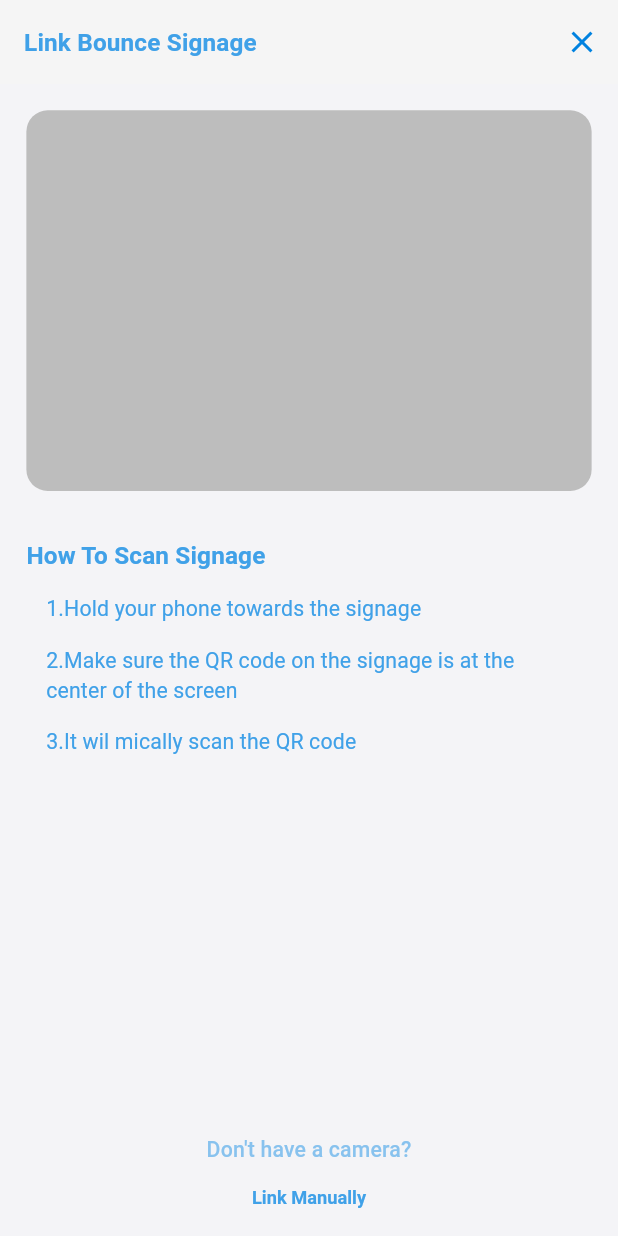
After one commit to sohanthink/cenith-merchant, a Flutter app: the ReadyToLinkView screen opened directly, on a phone screen of 412 x 824 dp. The commit adds this screen. Run offline on Flutter 3.47's test engine with Material 3 defaults, Android fonts, the light colour scheme and no system bars; our stand-ins replace fl_chart, flutter_screenutil, flutter_svg, get, intl_phone_field, table_calendar; missing offline and left inert: mobile_scanner; project files that could hold a hidden picture were left out.

Commit message:
link bounce signage node screen =>ready to link screen done

```diff
--- a/lib/core/routes/app_routes.dart
+++ b/lib/core/routes/app_routes.dart
@@ -9,6 +9,7 @@ import 'package:cenith_marchent/features/more/view/edit_profile_view.dart';
 import 'package:cenith_marchent/features/more/view/profile_view.dart';
 import 'package:cenith_marchent/features/store/view/benefits_of_linking_signage_view.dart';
 import 'package:cenith_marchent/features/store/view/link_bounce_signage.dart';
+import 'package:cenith_marchent/features/store/view/ready_to_link_view.dart';
 import 'package:flutter/material.dart';
 
 class AppRoutes {
@@ -37,6 +38,8 @@ class AppRoutes {
       screenWidget = BenefitsOfLinkingSignageView();
     } else if (settings.name == LinkBounceSignage.name) {
       screenWidget = LinkBounceSignage();
+    } else if (settings.name == ReadyToLinkView.name) {
+      screenWidget = ReadyToLinkView();
     }
     return MaterialPageRoute(builder: (context) => screenWidget);
   }
--- a/lib/features/store/view/link_bounce_signage.dart
+++ b/lib/features/store/view/link_bounce_signage.dart
@@ -3,6 +3,7 @@ import 'package:cenith_marchent/core/constants/asstes_path/icons_path.dart';
 import 'package:cenith_marchent/core/constants/asstes_path/image_paths.dart';
 import 'package:cenith_marchent/core/theme/text_theme.dart';
 import 'package:cenith_marchent/features/home/view/home_view.dart';
+import 'package:cenith_marchent/features/store/view/ready_to_link_view.dart';
 import 'package:cenith_marchent/features/store/view/signage_view.dart';
 import 'package:flutter/material.dart';
 import 'package:flutter_screenutil/flutter_screenutil.dart';
@@ -74,7 +75,8 @@ class _LinkBounceSignageState extends State<LinkBounceSignage> {
 
                   SizedBox(height: 16.h),
                   ElevatedButton(
-                    onPressed: () {},
+                    onPressed: () =>
+                        Navigator.pushNamed(context, ReadyToLinkView.name),
                     child: Text('I\'m Ready To Link'),
                   ),
                 ],
--- /dev/null
+++ b/lib/features/store/view/ready_to_link_view.dart
@@ -0,0 +1,119 @@
+import 'package:cenith_marchent/core/constants/app_colors.dart';
+import 'package:cenith_marchent/core/theme/text_theme.dart';
+import 'package:cenith_marchent/features/store/view/link_bounce_signage.dart';
+import 'package:flutter/material.dart';
+import 'package:flutter_screenutil/flutter_screenutil.dart';
+
+class ReadyToLinkView extends StatefulWidget {
+  const ReadyToLinkView({super.key});
+
+  static final String name = 'ready-to-link-screen';
+
+  @override
+  State<ReadyToLinkView> createState() => _ReadyToLinkViewState();
+}
+
+class _ReadyToLinkViewState extends State<ReadyToLinkView> {
+  @override
+  Widget build(BuildContext context) {
+    return Scaffold(
+      appBar: AppBar(
+        title: Text(
+          'Link Bounce Signage',
+          style: fontSize16(
+            context,
+          )?.copyWith(fontWeight: FontWeight.bold, letterSpacing: 0.1.sp),
+        ),
+        actions: [
+          IconButton(
+            onPressed: _onTapPop,
+            icon: Icon(Icons.close, color: AppColors.themColor),
+          ),
+        ],
+        automaticallyImplyLeading: false,
+      ),
+      body: Padding(
+        padding: EdgeInsets.all(16.w),
+        child: Column(
+          crossAxisAlignment: CrossAxisAlignment.start,
+          children: [
+            Container(
+              height: 250.h,
+              width: 350.w,
+              decoration: BoxDecoration(
+                color: Colors.grey.shade400,
+                borderRadius: BorderRadius.circular(14.r),
+              ),
+            ),
+            SizedBox(height: 32.h),
+            Text(
+              'How To Scan Signage',
+              style: fontSize16(
+                context,
+              )?.copyWith(fontWeight: FontWeight.bold, letterSpacing: 0.1.sp),
+            ),
+            SizedBox(height: 16.h),
+            Padding(
+              padding: EdgeInsets.symmetric(horizontal: 12.w),
+              child: Column(
+                crossAxisAlignment: CrossAxisAlignment.start,
+                spacing: 14.h,
+                children: [
+                  _buildInstructionText(
+                    context,
+                    text: '1.Hold your phone towards the signage',
+                  ),
+                  _buildInstructionText(
+                    context,
+                    text:
+                        '2.Make sure the QR code on the signage is at the center of the screen',
+                  ),
+                  _buildInstructionText(
+                    context,
+                    text: '3.It wil mically scan the QR code',
+                  ),
+                ],
+              ),
+            ),
+            Spacer(),
+            Center(
+              child: Column(
+                children: [
+                  TextButton(
+                    onPressed: () {},
+                    child: Text(
+                      'Don\'t have a camera?',
+                      style: fontSize14(context)?.copyWith(
+                        color: AppColors.midLightBlue.shade500,
+                        fontWeight: FontWeight.w500,
+                        letterSpacing: 0.1.sp,
+                      ),
+                    ),
+                  ),
+                  Text(
+                    'Link Manually',
+                    style: fontSize12(
+                      context,
+                    )?.copyWith(fontWeight: FontWeight.bold),
+                  ),
+                ],
+              ),
+            ),
+          ],
+        ),
+      ),
+    );
+  }
+
+  Widget _buildInstructionText(BuildContext context, {required String text}) {
+    return Text(text, style: fontSize14(context));
+  }
+
+  void _onTapPop() {
+    if (Navigator.canPop(context)) {
+      Navigator.pop(context);
+    } else {
+      Navigator.pushReplacementNamed(context, LinkBounceSignage.name);
+    }
+  }
+}
```
